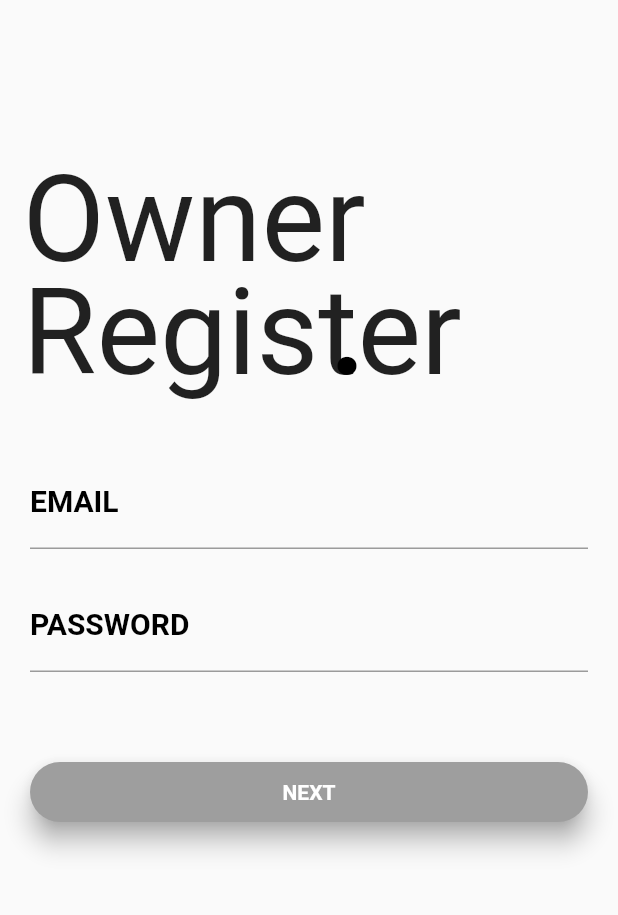
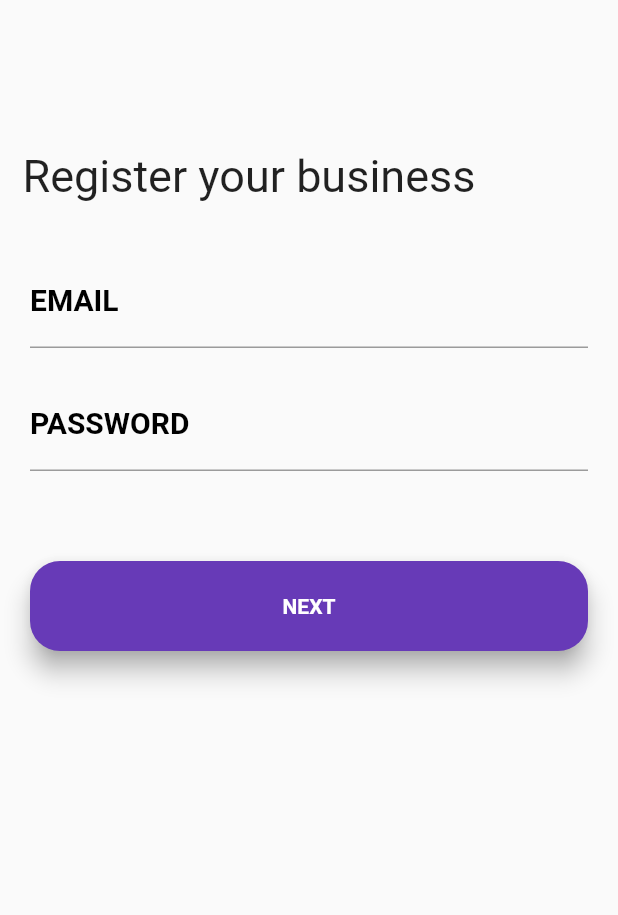
Before and after one commit to veronicakate/f_e_access_the_city, a Flutter app: the OwnerJoin screen opened directly, on a phone screen of 412 x 824 dp, the part 84-999 px from its top. Run offline on Flutter 3.47's test engine with Material 2 defaults, Android fonts, the phone set to English and light mode, and no system bars; Roboto replaces fonts that are missing (Montserrat).

Commit message:
update code in owner registration page

```diff
--- a/access_the_city/lib/pages/owners/owner_join_1.dart
+++ b/access_the_city/lib/pages/owners/owner_join_1.dart
@@ -29,34 +29,19 @@ class OwnerJoin extends StatelessWidget {
       body: Column(
         crossAxisAlignment: CrossAxisAlignment.start,
       children: <Widget>[
-        Container(
+          Container(
           child: Stack(children: <Widget>[
             Container(padding:  EdgeInsets.fromLTRB(15.0,100.0,0.0, 0.0),
             child: Text(
-              'Owner',
+              'Register your business',
               style: TextStyle(
-                fontSize: 80.0, fontWeight: FontWeight.normal ),
+                fontSize: 30.0, fontWeight: FontWeight.normal ),
             ),
             )   ,
-              Container(
-                padding:  EdgeInsets.fromLTRB(15.0,175.0,0.0, 0.0),
-            child: Text(
-              'Register',
-              style: TextStyle(
-                fontSize: 80.0, fontWeight: FontWeight.normal ),
-            ),
-            ),
-            Container(
-                padding:  EdgeInsets.fromLTRB(220.0,175.0,0.0, 0.0),
-            child: Text(
-              '.',
-              style: TextStyle(
-                fontSize: 80.0, fontWeight: FontWeight.bold,color: Colors.black ),
-            ),
-            )
           ],
           )
           ),
+
           Container(
             padding: EdgeInsets.only(top:35.0,left: 20.0,right:20.0),
             child: Column(children: <Widget>[
@@ -89,11 +74,11 @@ class OwnerJoin extends StatelessWidget {
               SizedBox(height: 20.0),
               SizedBox(height: 40.0),
               Container(
-                height: 40.0,
+                height: 60.0,
                 child: Material(
                   borderRadius:  BorderRadius.circular(20.0),
                   shadowColor: Colors.grey,
-                  color: Colors.grey,
+                  color: Colors.deepPurple,
                   elevation: 7.0,
                   child:GestureDetector (
                     onTap: () {
```
